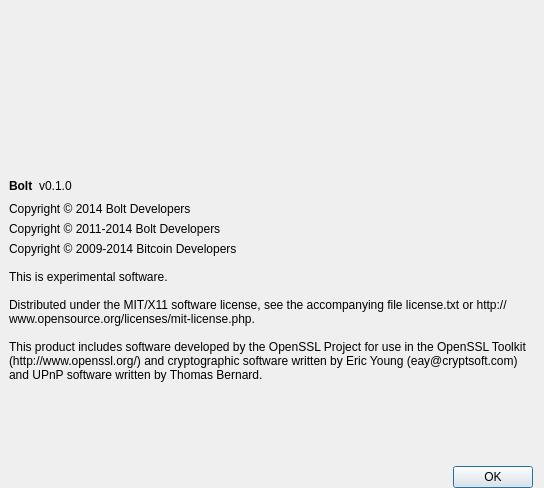
5mil/Bolt, file src/qt/forms/aboutdialog.ui: the form before one commit.
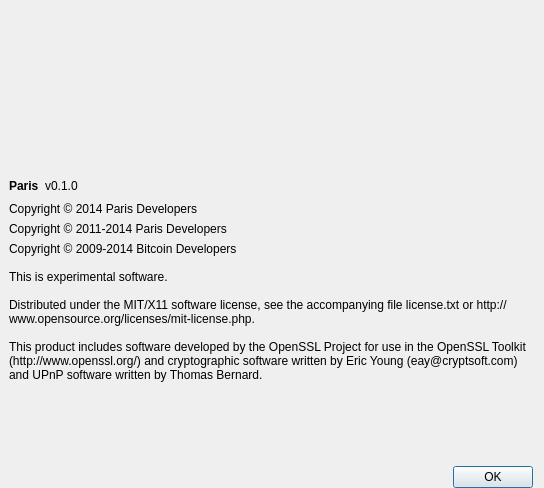
The form after the commit. Icons and pictures are not drawn.

The edit to the form file:
```diff
--- a/src/qt/forms/aboutdialog.ui
+++ b/src/qt/forms/aboutdialog.ui
@@ -72,7 +72,7 @@
        <item>
         <widget class="QLabel" name="label">
          <property name="text">
-          <string>&lt;html&gt;&lt;head/&gt;&lt;body&gt;&lt;p&gt;&lt;span style=&quot; font-weight:600;&quot;&gt;Bolt&lt;/span&gt;&lt;/p&gt;&lt;/body&gt;&lt;/html&gt;</string>
+          <string>&lt;html&gt;&lt;head/&gt;&lt;body&gt;&lt;p&gt;&lt;span style=&quot; font-weight:600;&quot;&gt;Paris&lt;/span&gt;&lt;/p&gt;&lt;/body&gt;&lt;/html&gt;</string>
          </property>
          <property name="textInteractionFlags">
           <set>Qt::LinksAccessibleByMouse|Qt::TextSelectableByKeyboard|Qt::TextSelectableByMouse</set>
@@ -110,14 +110,14 @@
      <item>
       <widget class="QLabel" name="label_4">
        <property name="text">
-        <string>Copyright © 2014 Bolt Developers</string>
+        <string>Copyright © 2014 Paris Developers</string>
        </property>
       </widget>
      </item>
      <item>
       <widget class="QLabel" name="label_Bolt_copyright">
        <property name="text">
-        <string>Copyright © 2011-2014 Bolt Developers</string>
+        <string>Copyright © 2011-2014 Paris Developers</string>
        </property>
        <property name="wordWrap">
         <bool>true</bool>
```
Left out of the diff: 4 changed lines with no effect on the pictures.
